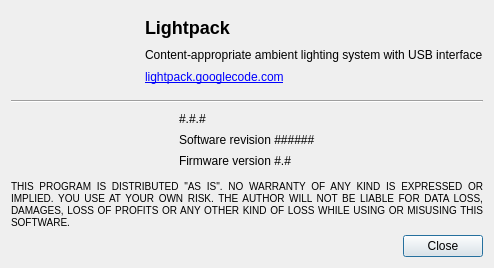
Before: the Qt Designer form Software/src/aboutdialog.ui in Atarity/Lightpack, drawn with Qt 5.
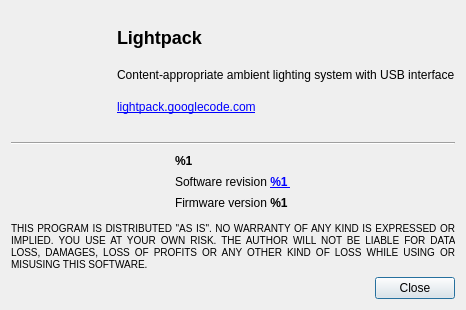
After: the same form once the commit is applied. Icons and pictures are not drawn.

Commit message: Software: ooops forgot to commit profile icon set;

Patch:
```diff
--- a/Software/src/aboutdialog.ui
+++ b/Software/src/aboutdialog.ui
@@ -9,8 +9,8 @@
    <rect>
     <x>0</x>
     <y>0</y>
-    <width>494</width>
-    <height>268</height>
+    <width>435</width>
+    <height>310</height>
    </rect>
   </property>
   <property name="sizePolicy">
@@ -22,7 +22,7 @@
   <property name="minimumSize">
    <size>
     <width>0</width>
-    <height>0</height>
+    <height>15</height>
    </size>
   </property>
   <property name="windowTitle">
@@ -256,7 +256,7 @@
           </size>
          </property>
          <property name="text">
-          <string notr="true">#.#.#</string>
+          <string notr="true">&lt;b&gt;%1&lt;/b&gt;</string>
          </property>
          <property name="scaledContents">
           <bool>true</bool>
@@ -287,7 +287,7 @@
           </size>
          </property>
          <property name="text">
-          <string>Software revision ######</string>
+          <string>Software revision &lt;b&gt;&lt;a href=&quot;http://code.google.com/p/lightpack/source/detail?r=%1&quot;&gt; %1 &lt;/a&gt;&lt;/b&gt;</string>
          </property>
          <property name="scaledContents">
           <bool>true</bool>
@@ -318,10 +318,10 @@
           </size>
          </property>
          <property name="text">
-          <string notr="true">Firmware version #.#</string>
+          <string>Firmware version &lt;b&gt;%1&lt;/b&gt;</string>
          </property>
          <property name="margin">
-          <number>0</number>
+          <number>1</number>
          </property>
          <property name="openExternalLinks">
           <bool>true</bool>
```
The commit also changes 5 other files.
